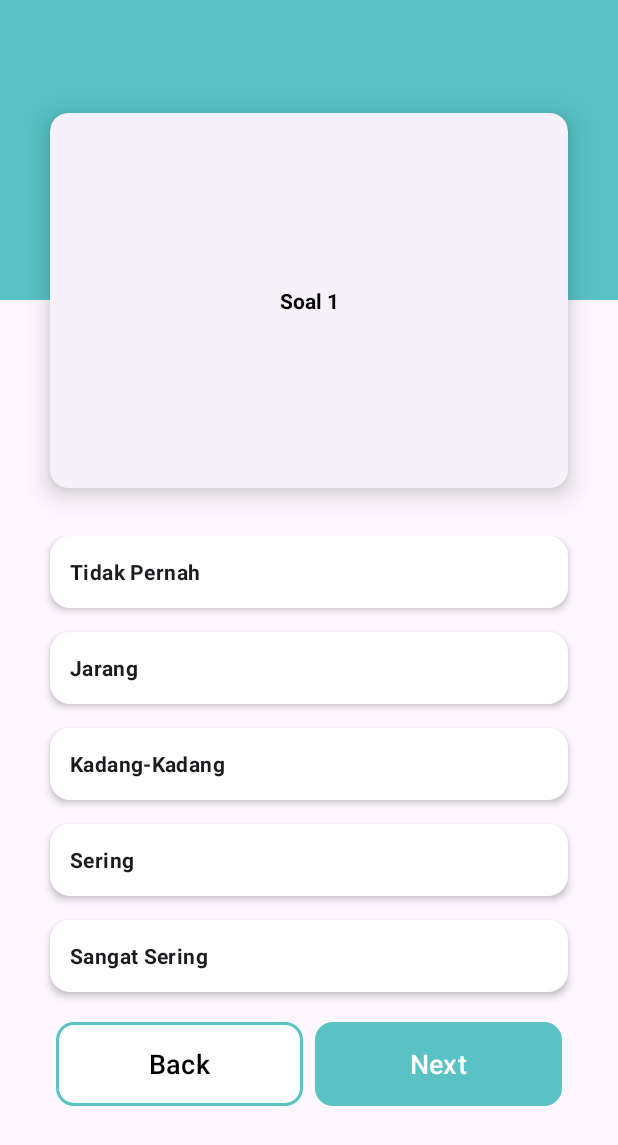
After one commit to AzisSyam/ByeByeStress, an Android app: the QuizActivity screen opened directly, with no data from a screen before it, on a phone screen of 412 x 824 dp. The commit adds this screen. Shown: the top 1145 px of the screen. Run offline under Robolectric (Android 15) with nearby library versions, the phone set to English and light mode, and no system bars.

Commit message:
tambah UI quiz

```diff
--- a/app/src/main/java/com/pkm/byebyestress/ui/stresstes/StressTesFragment.kt
+++ b/app/src/main/java/com/pkm/byebyestress/ui/stresstes/StressTesFragment.kt
@@ -1,5 +1,6 @@
 package com.pkm.byebyestress.ui.stresstes
 
+import android.content.Intent
 import android.os.Bundle
 import android.util.Log
 import android.view.LayoutInflater
@@ -8,6 +9,7 @@ import android.view.ViewGroup
 import androidx.fragment.app.Fragment
 import androidx.lifecycle.ViewModelProvider
 import com.pkm.byebyestress.databinding.FragmentStressTesBinding
+import com.pkm.byebyestress.ui.stresstes.quiz.QuizActivity
 
 class StressTesFragment : Fragment() {
 
@@ -28,7 +30,10 @@ class StressTesFragment : Fragment() {
       _binding = FragmentStressTesBinding.inflate(inflater, container, false)
       val root: View = binding.root
       Log.d("Stress tes fragment", "onCreateView: Ini adalah Stress tes fragment")
-
+      binding.btnStartTest.setOnClickListener {
+         val intent = Intent(requireContext(), QuizActivity::class.java)
+         startActivity(intent)
+      }
       return root
    }
 
--- /dev/null
+++ b/app/src/main/java/com/pkm/byebyestress/ui/stresstes/quiz/QuizActivity.kt
@@ -0,0 +1,91 @@
+package com.pkm.byebyestress.ui.stresstes.quiz
+
+import androidx.appcompat.app.AppCompatActivity
+import android.os.Bundle
+import android.widget.Toast
+import com.pkm.byebyestress.databinding.ActivityQuizBinding
+
+class QuizActivity : AppCompatActivity() {
+    private lateinit var binding: ActivityQuizBinding
+    private val daftarSoal = mutableListOf("Soal 1", "Soal 2", "Soal 3", "Soal 4", "Soal 5", "Soal 6", "Soal 7", "Soal 8", "Soal 9", "Soal 10")
+    private var posisiSoalSaatIni = 0
+    private val jawabanPengguna = IntArray(daftarSoal.size) { -1 }
+    override fun onCreate(savedInstanceState: Bundle?) {
+        super.onCreate(savedInstanceState)
+        binding = ActivityQuizBinding.inflate(layoutInflater)
+        setContentView(binding.root)
+
+        tampilkanSoal(posisiSoalSaatIni)
+
+        binding.next.setOnClickListener {
+            if (posisiSoalSaatIni < daftarSoal.size - 1) {
+                posisiSoalSaatIni++
+                tampilkanSoal(posisiSoalSaatIni)
+            } else if (posisiSoalSaatIni == daftarSoal.size - 1) {
+                // Jika ini adalah soal terakhir, lakukan sesuatu di sini
+                // Misalnya, hitung total bobot jawaban
+                hitungTotalBobotJawaban()
+            }
+        }
+
+        binding.back.setOnClickListener {
+            if (posisiSoalSaatIni > 0) {
+                posisiSoalSaatIni--
+                tampilkanSoal(posisiSoalSaatIni)
+            }
+        }
+
+        binding.radioGroup.setOnCheckedChangeListener { _, checkedId ->
+            val bobotJawaban = when (checkedId) {
+                binding.button1.id -> 1
+                binding.button2.id -> 2
+                binding.button3.id -> 3
+                binding.button4.id -> 4
+                binding.button5.id -> 5
+                else -> -1
+            }
+            // Simpan jawaban pada posisi soal saat ini
+            jawabanPengguna[posisiSoalSaatIni] = bobotJawaban
+        }
+    }
+
+    private fun tampilkanSoal(posisi: Int) {
+        // Mengatur teks tombol "Next" atau "Finish" berdasarkan posisi soal
+        if (posisi == daftarSoal.size - 1) {
+            binding.next.text = "Finish"
+        } else if (posisi < daftarSoal.size - 1) {
+            binding.next.text = "Next"
+        }
+
+        // Menampilkan soal dengan posisi tertentu
+        binding.soal.text = daftarSoal[posisi]
+
+        // Memuat jawaban pengguna jika ada
+        val jawabanPenggunaSebelumnya = jawabanPengguna[posisi]
+        if (jawabanPenggunaSebelumnya != -1) {
+            // Menandai radio button berdasarkan jawaban pengguna sebelumnya
+            when (jawabanPenggunaSebelumnya) {
+                1 -> binding.button1.isChecked = true
+                2 -> binding.button2.isChecked = true
+                3 -> binding.button3.isChecked = true
+                4 -> binding.button4.isChecked = true
+                5 -> binding.button5.isChecked = true
+            }
+        } else {
+            // Mengatur semua radio button menjadi tidak dipilih jika tidak ada jawaban sebelumnya
+            binding.radioGroup.clearCheck()
+        }
+    }
+
+    private fun hitungTotalBobotJawaban() {
+        // Menghitung total bobot jawaban
+        var totalBobot = 0
+        for (jawaban in jawabanPengguna) {
+            if (jawaban != -1) {
+                totalBobot += jawaban
+            }
+        }
+        // Lakukan sesuatu dengan total bobot, misalnya tampilkan hasilnya
+        Toast.makeText(this, "Total Bobot Jawaban: $totalBobot", Toast.LENGTH_SHORT).show()
+    }
+}
--- /dev/null
+++ b/app/src/main/res/drawable/radio_selector.xml
@@ -0,0 +1,19 @@
+<?xml version="1.0" encoding="utf-8"?>
+<selector xmlns:android="http://schemas.android.com/apk/res/android">
+    <item android:state_checked="true">
+        <shape android:shape="rectangle">
+            <corners android:radius="12dp"/>
+            <solid android:color="@color/white"/>
+            <stroke android:width="3dp"
+                android:color="@color/tosca_blue"/>
+        </shape>
+    </item>
+    <item android:state_checked="false">
+        <shape android:shape="rectangle">
+            <corners android:radius="12dp"/>
+            <solid android:color="@color/white"/>
+            <stroke android:width="3dp"
+                android:color="@color/white"/>
+        </shape>
+    </item>
+</selector>
--- /dev/null
+++ b/app/src/main/res/drawable/shape_tosca.xml
@@ -0,0 +1,5 @@
+<?xml version="1.0" encoding="utf-8"?>
+<shape xmlns:android="http://schemas.android.com/apk/res/android">
+<solid android:color="@color/tosca_blue"/>
+    <corners android:radius="20dp"/>
+</shape>
--- /dev/null
+++ b/app/src/main/res/drawable/shape_white.xml
@@ -0,0 +1,8 @@
+<?xml version="1.0" encoding="utf-8"?>
+<shape xmlns:android="http://schemas.android.com/apk/res/android">
+<solid android:color="@color/white"/>
+    <corners android:radius="20dp"/>
+    <stroke android:color="#2F1B1B1B"
+        android:width="1dp"
+        />
+</shape>
--- /dev/null
+++ b/app/src/main/res/layout/activity_quiz.xml
@@ -0,0 +1,166 @@
+<?xml version="1.0" encoding="utf-8"?>
+<ScrollView xmlns:android="http://schemas.android.com/apk/res/android"
+    xmlns:app="http://schemas.android.com/apk/res-auto"
+    xmlns:tools="http://schemas.android.com/tools"
+    android:layout_width="match_parent"
+    android:layout_height="match_parent"
+    tools:context=".ui.stresstes.quiz.QuizActivity">
+
+    <androidx.constraintlayout.widget.ConstraintLayout
+        android:layout_width="match_parent"
+        android:layout_height="match_parent">
+
+        <ImageView
+            android:id="@+id/imageView"
+            android:layout_width="match_parent"
+            android:layout_height="200dp"
+            android:src="@color/tosca_blue"
+            app:layout_constraintEnd_toEndOf="parent"
+            app:layout_constraintStart_toStartOf="parent"
+            app:layout_constraintTop_toTopOf="parent" />
+
+        <com.google.android.material.card.MaterialCardView
+            android:id="@+id/imageView2"
+            style="?attr/materialCardViewElevatedStyle"
+            android:layout_width="match_parent"
+            android:layout_height="250dp"
+            android:layout_marginHorizontal="33dp"
+            app:cardElevation="10dp"
+            app:layout_constraintBottom_toBottomOf="@+id/imageView"
+            app:layout_constraintTop_toBottomOf="@+id/imageView">
+
+            <androidx.constraintlayout.widget.ConstraintLayout
+                android:layout_width="match_parent"
+                android:layout_height="match_parent">
+
+                <TextView
+                    android:id="@+id/soal"
+                    android:layout_width="wrap_content"
+                    android:layout_height="wrap_content"
+                    android:text="SOAL"
+                    android:fontFamily="sans-serif"
+                    android:textColor="@color/black"
+                    android:textStyle="bold"
+                    app:layout_constraintBottom_toBottomOf="parent"
+                    app:layout_constraintEnd_toEndOf="parent"
+                    app:layout_constraintStart_toStartOf="parent"
+                    app:layout_constraintTop_toTopOf="parent" />
+            </androidx.constraintlayout.widget.ConstraintLayout>
+        </com.google.android.material.card.MaterialCardView>
+
+
+        <RadioGroup
+            android:id="@+id/radioGroup"
+            android:layout_width="match_parent"
+            android:layout_height="wrap_content"
+            android:layout_marginTop="32dp"
+            android:orientation="vertical"
+            app:layout_constraintEnd_toEndOf="@+id/imageView2"
+            app:layout_constraintStart_toStartOf="@+id/imageView2"
+            app:layout_constraintTop_toBottomOf="@+id/imageView2">
+
+            <RadioButton
+                android:id="@+id/button1"
+                android:layout_width="match_parent"
+                android:layout_height="wrap_content"
+                android:layout_marginBottom="16dp"
+                android:background="@drawable/radio_selector"
+                android:button="@color/tosca_blue"
+                android:fontFamily="sans-serif"
+                android:layout_marginHorizontal="33dp"
+                android:elevation="3dp"
+                android:paddingStart="14dp"
+                android:textStyle="bold"
+                android:text="Tidak Pernah" />
+
+            <RadioButton
+                android:id="@+id/button2"
+                android:layout_width="match_parent"
+                android:layout_height="wrap_content"
+                android:layout_marginBottom="16dp"
+                android:fontFamily="sans-serif"
+                android:layout_marginHorizontal="33dp"
+                android:background="@drawable/radio_selector"
+                android:button="@color/tosca_blue"
+                android:elevation="3dp"
+                android:textStyle="bold"
+                android:paddingStart="14dp"
+                android:text="Jarang" />
+
+            <RadioButton
+                android:id="@+id/button3"
+                android:layout_width="match_parent"
+                android:layout_height="wrap_content"
+                android:layout_marginBottom="16dp"
+                android:fontFamily="sans-serif"
+                android:layout_marginHorizontal="33dp"
+                android:background="@drawable/radio_selector"
+                android:button="@color/tosca_blue"
+                android:elevation="3dp"
+                android:textStyle="bold"
+                android:paddingStart="14dp"
+                android:text="Kadang-Kadang" />
+
+            <RadioButton
+                android:id="@+id/button4"
+                android:layout_width="match_parent"
+                android:layout_height="wrap_content"
+                android:layout_marginBottom="16dp"
+                android:fontFamily="sans-serif"
+                android:layout_marginHorizontal="33dp"
+                android:background="@drawable/radio_selector"
+                android:button="@color/tosca_blue"
+                android:elevation="3dp"
+                android:textStyle="bold"
+                android:paddingStart="14dp"
+                android:text="Sering" />
+
+            <RadioButton
+                android:id="@+id/button5"
+                android:layout_width="match_parent"
+                android:layout_height="wrap_content"
+                android:layout_marginHorizontal="33dp"
+                android:layout_marginBottom="16dp"
+                android:background="@drawable/radio_selector"
+                android:button="@color/tosca_blue"
+                android:elevation="3dp"
+                android:paddingStart="14dp"
+                android:fontFamily="sans-serif"
+                android:textStyle="bold"
+                android:text="Sangat Sering" />
+        </RadioGroup>
+
+
+        <Button
+            android:id="@+id/back"
+            style="@style/ButtonStyleSecondary"
+            android:layout_width="0dp"
+            android:layout_height="64dp"
+            android:layout_marginStart="33dp"
+            android:text="@string/back"
+            android:textSize="18sp"
+            app:layout_constraintEnd_toStartOf="@+id/guideline3"
+            app:layout_constraintStart_toStartOf="@+id/radioGroup"
+            app:layout_constraintTop_toBottomOf="@+id/radioGroup" />
+
+        <Button
+            android:id="@+id/next"
+            style="@style/ButtonStyle"
+            android:layout_width="0dp"
+            android:layout_height="64dp"
+            android:text="@string/next"
+            android:textSize="18sp"
+            android:layout_marginEnd="33dp"
+            app:layout_constraintEnd_toEndOf="@+id/radioGroup"
+            app:layout_constraintStart_toStartOf="@+id/guideline3"
+            app:layout_constraintTop_toBottomOf="@+id/radioGroup" />
+
+        <androidx.constraintlayout.widget.Guideline
+            android:id="@+id/guideline3"
+            android:layout_width="wrap_content"
+            android:layout_height="wrap_content"
+            android:orientation="vertical"
+            app:layout_constraintGuide_percent="0.5" />
+
+    </androidx.constraintlayout.widget.ConstraintLayout>
+</ScrollView>
--- a/app/src/main/res/layout/fragment_stress_tes.xml
+++ b/app/src/main/res/layout/fragment_stress_tes.xml
@@ -87,6 +87,9 @@
         app:layout_constraintStart_toStartOf="parent"
         app:layout_constraintTop_toBottomOf="@id/description" />
 
-
+    <TextView
+        android:layout_width="match_parent"
+        android:layout_height="100dp"
+        app:layout_constraintTop_toBottomOf="@+id/btn_start_test" />
   </androidx.constraintlayout.widget.ConstraintLayout>
 </ScrollView>
--- a/app/src/main/res/values/colors.xml
+++ b/app/src/main/res/values/colors.xml
@@ -6,5 +6,5 @@
   <color name="background_screen">#EFF3FD</color>
   <color name="button_nav">#F1F6F9</color>
   <color name="gray">#6C6C6C</color>
-
+  <color name="tosca_blue">#58C2C5</color>
 </resources>
--- a/app/src/main/res/values/strings.xml
+++ b/app/src/main/res/values/strings.xml
@@ -14,4 +14,6 @@
   <string name="title_description">DESKRIPSI</string>
   <string name="description">Tes ini dirancang untuk membantu Anda memahami tingkat stres Anda saat ini. Tes ini terdiri dari 10 pertanyaan yang akan menanyakan tentang perasaan, pikiran, dan perilaku Anda dalam beberapa minggu terakhir. Jawaban Anda akan dianalisa untuk menentukan tingkat stres Anda.</string>
   <string name="start">Mulai</string>
+  <string name="next">Next</string>
+  <string name="back">Back</string>
 </resources>
--- a/app/src/main/res/values/themes.xml
+++ b/app/src/main/res/values/themes.xml
@@ -17,6 +17,13 @@
   <style name="ButtonStyle" parent="Widget.Material3.Button.IconButton.Filled">
     <item name="cornerRadius">12dp</item>
   </style>
+  <style name="ButtonStyleSecondary" parent="Widget.Material3.Button.IconButton.Filled">
+    <item name="cornerRadius">12dp</item>
+    <item name="android:backgroundTint">@color/white</item>
+    <item name="android:textColor">@color/black</item>
+    <item name="strokeColor">@color/tosca_blue</item>
+    <item name="strokeWidth">2dp</item>
+  </style>
 
   <style name="Theme.ByeByeStress" parent="Base.Theme.ByeByeStress" />
 </resources>
```
Also changed, not shown: app/src/main/AndroidManifest.xml (+9 -5 lines). Lines whose indentation alone changed are shown as unchanged.
